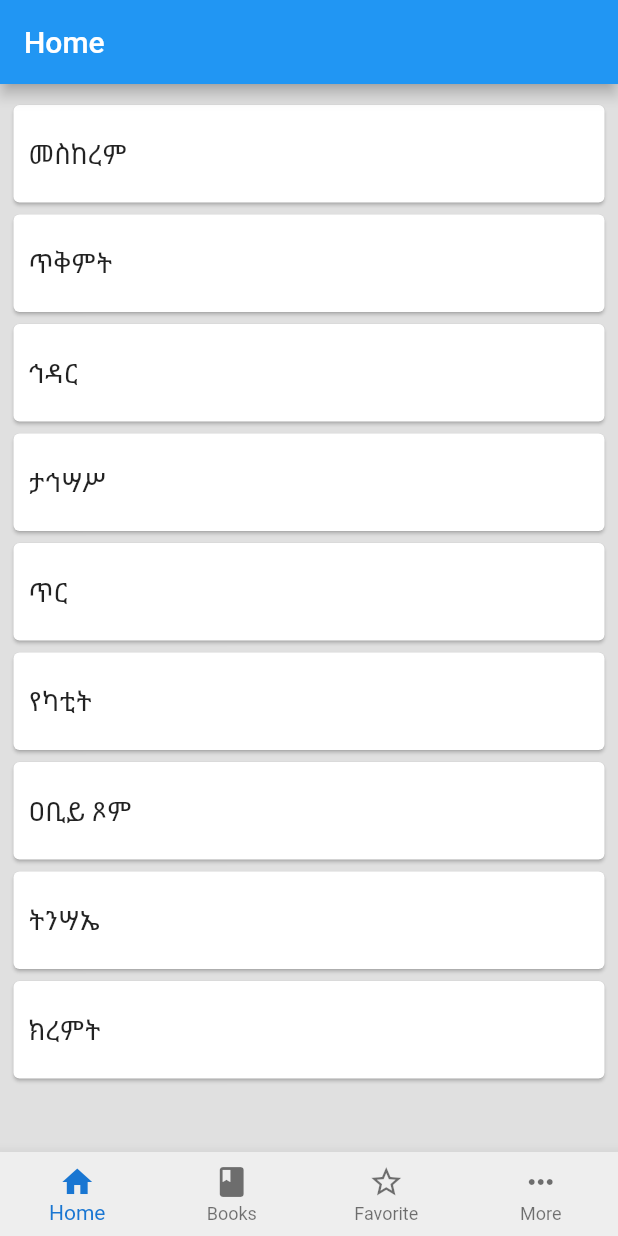
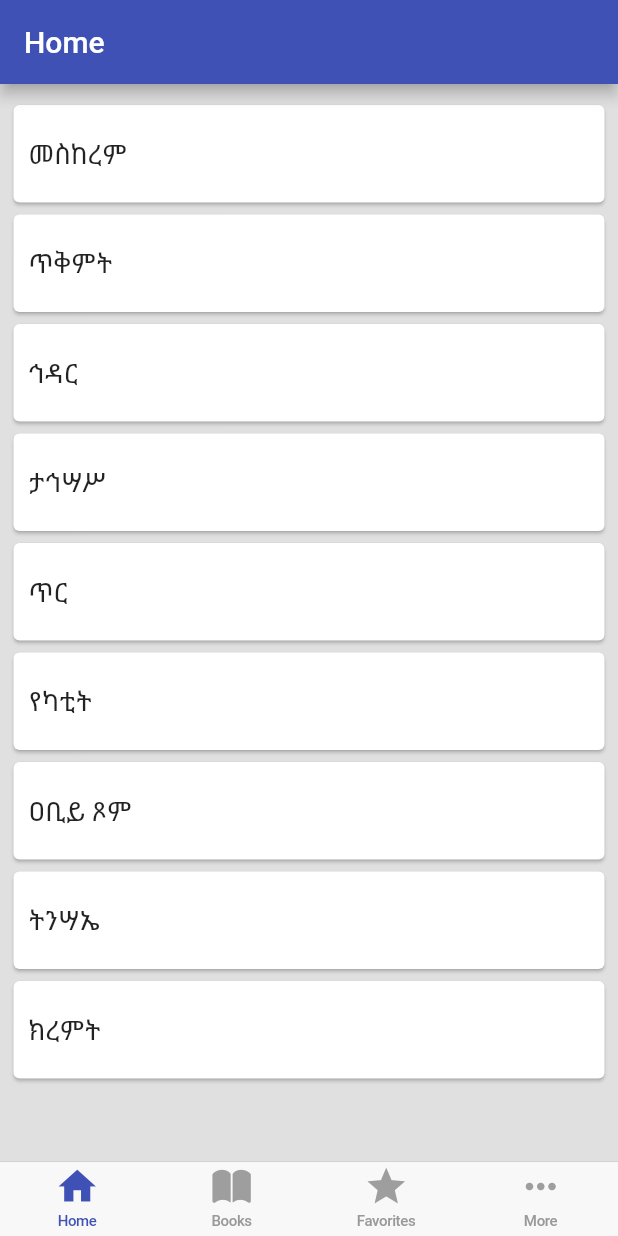
Before and after one commit to YemaneZewdu/psalmody_app, a Flutter app: the screen it shows after launch, on a phone screen of 412 x 824 dp. Run offline on Flutter 3.47's test engine with Material 2 defaults, Android fonts, the phone set to English and light mode, and no system bars; our stand-ins replace flutter_slidable, just_audio, open_file, share, sqflite; accounts and stored records are empty.

Commit message:
-Modified the bottom navbar with Cupertino tab bar and the page transitions with CupertinoPageRoute -Modified the audio player box

```diff
--- /dev/null
+++ b/lib/home/cupertino_home_scaffold.dart
@@ -0,0 +1,64 @@
+import 'package:flutter/cupertino.dart';
+import 'package:flutter/material.dart';
+import 'package:psalmody/home/tab_item.dart';
+
+// shows the bottom nav
+// this class creates a CupertinoHomeScaffold that knows what tabs to present
+class CupertinoHomeScaffold extends StatelessWidget {
+  const CupertinoHomeScaffold({
+    Key key,
+    @required this.currentTab,
+    @required this.onSelectTab,
+    @required this.widgetBuilders,
+    @required this.navigatorKeys
+  }) : super(key: key);
+
+  final TabItem currentTab;
+
+  // notifies the home page when the user selects a tab
+  final ValueChanged<TabItem> onSelectTab;
+  final Map<TabItem, WidgetBuilder> widgetBuilders;
+  final Map<TabItem, GlobalKey<NavigatorState>> navigatorKeys;
+
+  @override
+  Widget build(BuildContext context) {
+    return CupertinoTabScaffold(
+      tabBar: CupertinoTabBar(
+        // creating the items in the tab bar
+        items: [
+          _buildItem(TabItem.Home),
+          _buildItem(TabItem.Books),
+          _buildItem(TabItem.Favorites),
+          _buildItem(TabItem.More),
+        ],
+        // referencing the enum with index
+        onTap: (index) => onSelectTab(TabItem.values[index]),
+      ),
+      // shows the content of each tab
+      tabBuilder: (context, index) {
+        final item = TabItem.values[index];
+        return CupertinoTabView(
+          navigatorKey: navigatorKeys[item],
+          builder: (context) => widgetBuilders[item](context),
+        );
+      },
+    );
+  }
+
+  // returns a bottom nav bar
+  BottomNavigationBarItem _buildItem(TabItem tabItem) {
+    final itemData = TabItemData.allTabs[tabItem];
+    // checking if the tab is currently selected to give it a color
+    final color = currentTab == tabItem ? Colors.indigo : Colors.grey;
+    return BottomNavigationBarItem(
+      icon: Icon(
+        itemData.icon,
+        color: color,
+      ),
+      title: Text(
+        itemData.title,
+        style: TextStyle(color: color),
+      ),
+    );
+  }
+}
--- /dev/null
+++ b/lib/home/home_page.dart
@@ -0,0 +1,65 @@
+import 'package:flutter/material.dart';
+import 'package:psalmody/home/cupertino_home_scaffold.dart';
+import 'package:psalmody/home/tab_item.dart';
+import 'package:psalmody/view/books_list_screen.dart';
+import 'package:psalmody/view/favorites_list_screen.dart';
+import 'package:psalmody/view/home_list_screen.dart';
+import 'package:psalmody/view/more_list_screen.dart';
+
+class HomePage extends StatefulWidget {
+  @override
+  _HomePageState createState() => _HomePageState();
+}
+
+// keeps track of the current tab
+class _HomePageState extends State<HomePage> {
+  TabItem _currentTab = TabItem.Home;
+
+  // used for willScopePop used for accessing the navigator state of each tab
+  final Map<TabItem, GlobalKey<NavigatorState>> navigatorKeys = {
+    TabItem.Home: GlobalKey<NavigatorState>(),
+    TabItem.Books: GlobalKey<NavigatorState>(),
+    TabItem.Favorites: GlobalKey<NavigatorState>(),
+    TabItem.More: GlobalKey<NavigatorState>(),
+  };
+
+  Map<TabItem, WidgetBuilder> get widgetBuilders {
+    return {
+      TabItem.Home: (_) => HomeListScreen(),
+      TabItem.Books: (_) => BooksListScreen(),
+      TabItem.Favorites: (_) => FavoritesListScreen(),
+      TabItem.More: (_) => MoreListScreen(),
+    };
+  }
+
+  // updates the current tab variable
+  void _select(TabItem tabItem) {
+    // this enables to tap on the current active bottomNav tab to get back to
+    // the starting page
+    if (tabItem == _currentTab) {
+      //pop to first route
+      navigatorKeys[tabItem].currentState.popUntil((route) => route.isFirst);
+    } else {
+      setState(() => _currentTab = tabItem);
+    }
+  }
+
+  @override
+  Widget build(BuildContext context) {
+    return WillPopScope(
+      //WillPopScope is useful when using multiple navigations
+      // onWillPop is called every time we press the back button on android
+      // maybePop will pop and return true only when there is more than one
+      // route in the navigation stack, if not it will return false,
+      // therefore we negated it with '!' so that the user can exit the app
+      onWillPop: () async =>
+          !await navigatorKeys[_currentTab].currentState.maybePop(),
+      child: CupertinoHomeScaffold(
+        currentTab: _currentTab,
+        onSelectTab: _select,
+        widgetBuilders: widgetBuilders,
+        navigatorKeys: navigatorKeys,
+      ),
+    );
+  }
+}
--- /dev/null
+++ b/lib/home/tab_item.dart
@@ -0,0 +1,20 @@
+import 'package:flutter/cupertino.dart';
+import 'package:flutter/material.dart';
+
+// represents the four bottom nav tabs
+enum TabItem { Home, Books, Favorites, More }
+
+class TabItemData {
+  const TabItemData({@required this.title, @required this.icon});
+
+  final String title;
+  final IconData icon;
+
+  // defining a tab item data for each of the TabItem on the bottom nav
+  static const Map<TabItem, TabItemData> allTabs = {
+    TabItem.Home: TabItemData(title: 'Home', icon: Icons.home),
+    TabItem.Books: TabItemData(title: 'Books', icon: CupertinoIcons.book_solid),
+    TabItem.Favorites: TabItemData(title: 'Favorites', icon: Icons.star),
+    TabItem.More: TabItemData(title: 'More', icon: Icons.more_horiz),
+  };
+}
--- a/lib/home_screen.dart
+++ b/lib/home_screen.dart
@@ -4,6 +4,9 @@ import './view/books_list_screen.dart';
 import './view/favorites_list_screen.dart';
 import './view/more_list_screen.dart';
 
+
+// changed to Cupertino Bottom nav
+// unused class
 class HomeScreen extends StatefulWidget {
   @override
   State<StatefulWidget> createState() {
--- a/lib/main.dart
+++ b/lib/main.dart
@@ -1,5 +1,5 @@
 import 'package:flutter/material.dart';
-import './home_screen.dart';
+import 'home/home_page.dart';
 
 void main() => runApp(MyApp());
 
@@ -9,20 +9,10 @@ class MyApp extends StatelessWidget {
   Widget build(BuildContext context) {
     return MaterialApp(
       debugShowCheckedModeBanner: false,
-      title: 'Psalmody App MVP',
       theme: ThemeData(
-        // This is the theme of your application.
-        //
-        // Try running your application with "flutter run". You'll see the
-        // application has a blue toolbar. Then, without quitting the app, try
-        // changing the primarySwatch below to Colors.green and then invoke
-        // "hot reload" (press "r" in the console where you ran "flutter run",
-        // or simply save your changes to "hot reload" in a Flutter IDE).
-        // Notice that the counter didn't reset back to zero; the application
-        // is not restarted.
-        primarySwatch: Colors.blue,
+        primarySwatch: Colors.indigo,
       ),
-      home: HomeScreen(),
+      home: HomePage(),
     );
   }
 }
--- a/lib/view/books_list_screen.dart
+++ b/lib/view/books_list_screen.dart
@@ -70,7 +70,8 @@ class BooksListScreen extends StatelessWidget {
 
   @override
   Widget build(BuildContext context) {
-    return Scaffold(
+    return SafeArea(
+      child: Scaffold(
         appBar: AppBar(
           title: Text("Books"),
         ),
@@ -120,6 +121,7 @@ class BooksListScreen extends StatelessWidget {
             );
           },
         ),
+      ),
     );
   }
 }
--- a/lib/view/home_list_screen.dart
+++ b/lib/view/home_list_screen.dart
@@ -1,3 +1,4 @@
+import 'package:flutter/cupertino.dart';
 import 'package:flutter/material.dart';
 import 'package:psalmody/view/month_mezmur_list_screen.dart';
 
@@ -16,7 +17,8 @@ class HomeListScreen extends StatelessWidget {
 
   @override
   Widget build(BuildContext context) {
-    return Scaffold(
+    return SafeArea(
+      child: Scaffold(
         appBar: AppBar(
           title: Text("Home"),
         ),
@@ -30,7 +32,7 @@ class HomeListScreen extends StatelessWidget {
               onTap: () {
                 Navigator.push(
                   context,
-                MaterialPageRoute(
+                 CupertinoPageRoute(
                     builder: (context) => MonthMezmurListScreen(
                       monthName: _months[index],
                       monthIndex: index,
@@ -57,6 +59,7 @@ class HomeListScreen extends StatelessWidget {
             );
           },
         ),
+      ),
     );
   }
 }
--- a/lib/view/month_mezmur_list_screen.dart
+++ b/lib/view/month_mezmur_list_screen.dart
@@ -110,9 +110,8 @@ class MonthMezmurListScreen extends StatelessWidget {
               itemCount: mezmurData.weekMezmurList.length,
               itemBuilder: (BuildContext context, int index) {
                 return new GestureDetector(
-                  onTap: () => Navigator.push(
-                    context,
-                    MaterialPageRoute(
+                  onTap: () => Navigator.of(context, rootNavigator: true).push(
+                    CupertinoPageRoute(
                       builder: (context) => AudioPlayerScreen(
                         mezmurData: mezmurData,
                         weekIndex: index,
```
Also changed, not shown: lib/view/audio_player_screen.dart (+85 -72 lines), lib/view/favorites_list_screen.dart (+6 -4 lines), 3 other files. Lines whose indentation alone changed are shown as unchanged.
